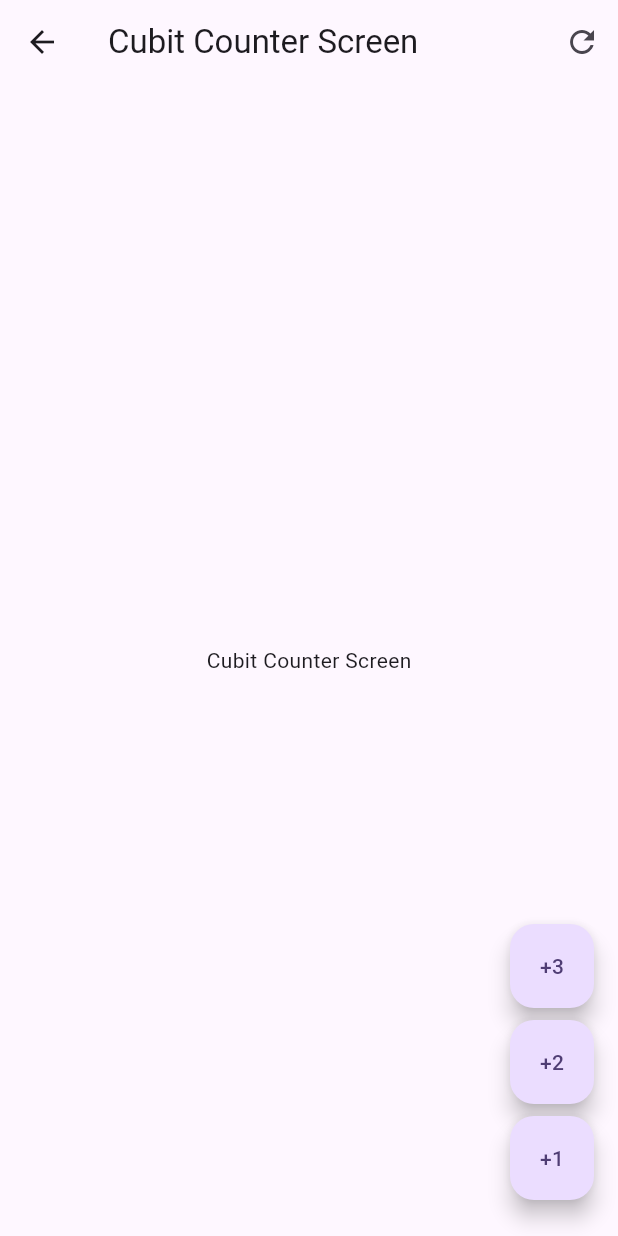
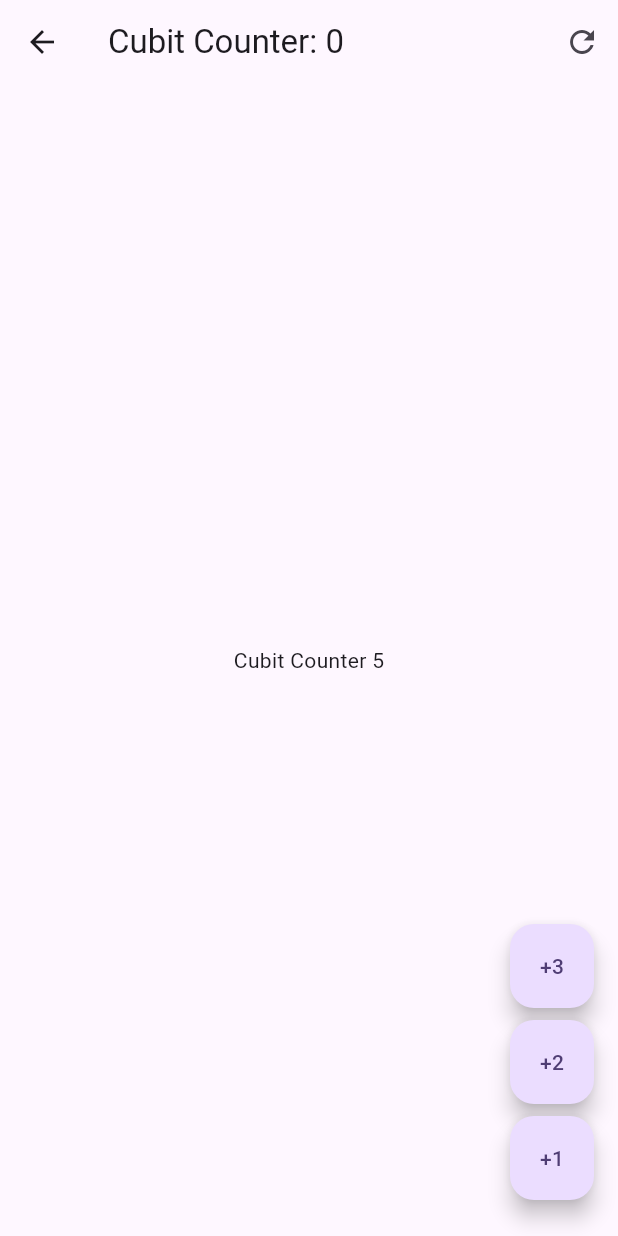
Before and after one commit to afperdomo2/forms_app, a Flutter app: the screen it shows after launch, after a tap on "Cubits", on a phone screen of 412 x 824 dp. Run offline on Flutter 3.47's test engine with Material 3 defaults, Android fonts, the phone set to English and light mode, and no system bars; our stand-ins replace flutter_bloc, go_router.

Commit message:
Feat: Agregar implementación de Cubit para el contador y actualizar la interfaz de usuario en consecuencia

```diff
--- /dev/null
+++ b/lib/features/cubit_couter/blocs/cubit/counter_state.dart
@@ -0,0 +1,21 @@
+part of 'counter_cubit.dart';
+
+class CounterState {
+  final int counter;
+  final int transactionCount;
+
+  CounterState({
+    this.counter = 0,
+    this.transactionCount = 0,
+  });
+
+  copyWith({
+    int? counter,
+    int? transactionCount,
+  }) {
+    return CounterState(
+      counter: counter ?? this.counter,
+      transactionCount: transactionCount ?? this.transactionCount,
+    );
+  }
+}
--- a/lib/features/cubit_couter/screens/cubit_counter_screen.dart
+++ b/lib/features/cubit_couter/screens/cubit_counter_screen.dart
@@ -1,21 +1,41 @@
 import 'package:flutter/material.dart';
+import 'package:flutter_bloc/flutter_bloc.dart';
+import 'package:forms_app/features/cubit_couter/blocs/cubit/counter_cubit.dart';
 
 class CubitCounterScreen extends StatelessWidget {
   const CubitCounterScreen({super.key});
 
   @override
   Widget build(BuildContext context) {
+    return BlocProvider(
+      create: (context) => CounterCubit(),
+      child: const _CubitCounterView(),
+    );
+  }
+}
+
+class _CubitCounterView extends StatelessWidget {
+  const _CubitCounterView();
+
+  @override
+  Widget build(BuildContext context) {
+    final counterState = context.watch<CounterCubit>().state;
+
     return Scaffold(
       appBar: AppBar(
-        title: const Text('Cubit Counter Screen'),
+        title: Text('Cubit Counter: ${counterState.transactionCount}'),
         actions: [
           IconButton(icon: const Icon(Icons.refresh), onPressed: () {}),
         ],
       ),
 
       /// Body
-      body: const Center(
-        child: Text('Cubit Counter Screen'),
+      body: Center(
+        child: BlocBuilder<CounterCubit, CounterState>(
+          // buildWhen: Solo se ejecuta cuando el estado actual es diferente al anterior (optimización)
+          // buildWhen: (previous, current) => previous.counter != current.counter,
+          builder: (context, state) => Text('Cubit Counter ${state.counter}'),
+        ),
       ),
 
       /// FloatingActionButton
--- a/pubspec.yaml
+++ b/pubspec.yaml
@@ -9,6 +9,7 @@ environment:
 dependencies:
   flutter:
     sdk: flutter
+  flutter_bloc: ^9.1.0
   go_router: ^14.8.1
 
 dev_dependencies:
```
Also changed, not shown: lib/features/cubit_couter/blocs/cubit/counter_cubit.dart (added, +18 -0 lines), 1 other file.
